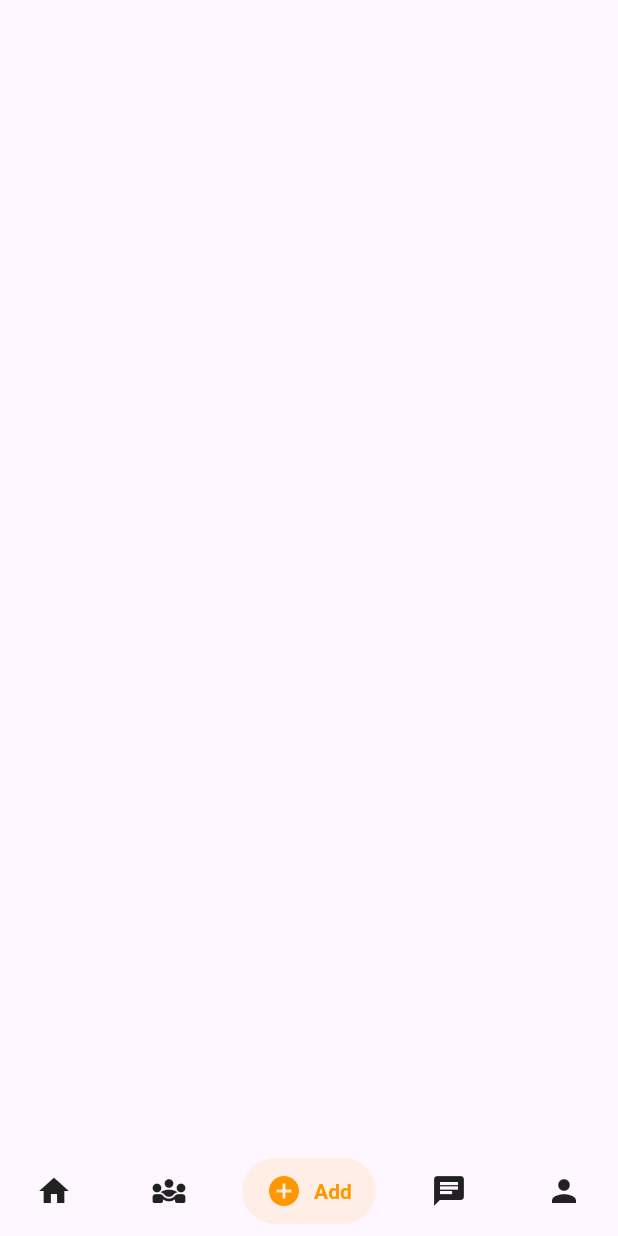
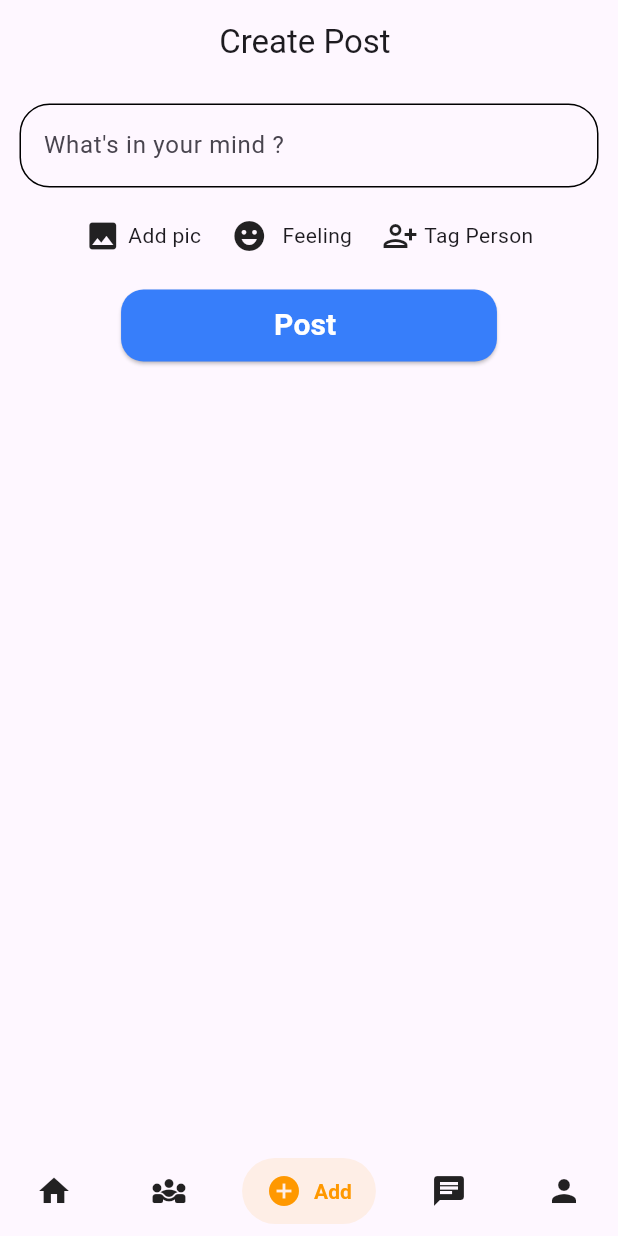
Before and after one commit to Yihun-Alemayehu/Flutter-Firebase-Bloc, a Flutter app: the screen it shows once a user with an empty profile is signed in, item 3 of the bottom bar chosen, on a phone screen of 412 x 824 dp. Run offline on Flutter 3.47's test engine with Material 3 defaults, Android fonts, the phone set to English and light mode, and no system bars; drawn by our look-alikes of salomon_bottom_bar; our stand-ins replace bloc, cloud_firestore, equatable, firebase_auth, firebase_core, firebase_storage and 4 more; accounts and stored records are empty; statements that could not run were skipped.

Commit message:
bado screen change-2

```diff
--- a/lib/Screens/badoScreen.dart
+++ b/lib/Screens/badoScreen.dart
@@ -1,10 +1,155 @@
 import 'package:flutter/material.dart';
+import 'package:flutter_bloc/flutter_bloc.dart';
+import 'package:flutter_firebase_bloc/blocs/my_user/my_user_bloc.dart';
+import 'package:flutter_firebase_bloc/blocs/update_user_info/update_user_info_bloc.dart';
+import 'package:image_cropper/image_cropper.dart';
+import 'package:image_picker/image_picker.dart';
 
-class BadoScreen extends StatelessWidget {
+class BadoScreen extends StatefulWidget {
   const BadoScreen({super.key});
 
   @override
+  State<BadoScreen> createState() => _BadoScreenState();
+}
+
+class _BadoScreenState extends State<BadoScreen> {
+  @override
   Widget build(BuildContext context) {
-    return Container();
+    return Scaffold(
+      appBar: AppBar(
+        title: const Text('Create Post '),
+        centerTitle: true,
+      ),
+      body: SingleChildScrollView(
+        child: Padding(
+          padding: const EdgeInsets.all(13.0),
+          child: Column(
+            children: [
+              TextField(
+                decoration: InputDecoration(
+                    hintText: 'What\'s in your mind ?',
+                    enabledBorder: OutlineInputBorder(
+                      borderRadius: BorderRadius.circular(20),
+                    )),
+              ),
+              const SizedBox(
+                height: 20,
+              ),
+              Row(
+                mainAxisAlignment: MainAxisAlignment.center,
+                children: [
+                  GestureDetector(
+                    onTap: () async {
+                      final ImagePicker picker = ImagePicker();
+                      final XFile? image = await picker.pickImage(
+                        source: ImageSource.gallery,
+                        maxHeight: 500,
+                        maxWidth: 500,
+                        imageQuality: 40,
+                      );
+                      if (image != null) {
+                        CroppedFile? croppedFile =
+                            await ImageCropper().cropImage(
+                          sourcePath: image.path,
+                          aspectRatio: const CropAspectRatio(
+                            ratioX: 1,
+                            ratioY: 1,
+                          ),
+                          aspectRatioPresets: [CropAspectRatioPreset.square],
+                          uiSettings: [
+                            AndroidUiSettings(
+                              toolbarTitle: 'Cropper',
+                              toolbarColor: Colors.black,
+                              toolbarWidgetColor: Colors.white,
+                              initAspectRatio: CropAspectRatioPreset.original,
+                              lockAspectRatio: false,
+                            ),
+                            IOSUiSettings(
+                              title: 'Cropper',
+                            ),
+                          ],
+                        );
+                        if (croppedFile != null) {
+                          setState(() {
+                            context
+                                .read<UpdateUserInfoBloc>()
+                                .add(UploadPicture(
+                                  croppedFile.path,
+                                  context.read<MyUserBloc>().state.user!.id,
+                                ));
+                          });
+                        }
+                      }
+                    },
+                    child: const Row(
+                      children: [
+                        Icon(Icons.photo),
+                        SizedBox(
+                          width: 5,
+                        ),
+                        Text('Add pic'),
+                      ],
+                    ),
+                  ),
+                  const SizedBox(
+                    width: 20,
+                  ),
+                  GestureDetector(
+                    child: const Row(
+                      children: [
+                        Icon(Icons.emoji_emotions),
+                        SizedBox(
+                          width: 10,
+                        ),
+                        Text('Feeling'),
+                      ],
+                    ),
+                  ),
+                  const SizedBox(
+                    width: 20,
+                  ),
+                  GestureDetector(
+                    child: const Row(
+                      children: [
+                        Icon(Icons.person_add_alt),
+                        SizedBox(
+                          width: 4,
+                        ),
+                        Text('Tag Person'),
+                      ],
+                    ),
+                  ),
+                ],
+              ),
+              const SizedBox(
+                height: 20,
+              ),
+              Card(
+                shape: RoundedRectangleBorder(
+                  borderRadius: BorderRadius.circular(15),
+                ),
+                color: const Color.fromARGB(255, 55, 126, 250),
+                child: Padding(
+                  padding: const EdgeInsets.symmetric(horizontal: 90),
+                  child: TextButton(
+                    onPressed: () {
+                      Navigator.of(context).pushNamed('/community');
+                    },
+                    child: const Text(
+                      'Post ',
+                      style: TextStyle(
+                        fontSize: 20,
+                        fontWeight: FontWeight.bold,
+                        color: Colors.white,
+                      ),
+                    ),
+                  ),
+                ),
+              ),
+            ],
+          ),
+        ),
+      ),
+    );
   }
 }
--- a/lib/Screens/profile_screen.dart
+++ b/lib/Screens/profile_screen.dart
@@ -59,7 +59,7 @@ class ProfileScreen extends StatelessWidget {
                   mainAxisAlignment: MainAxisAlignment.spaceAround,
                   children: [
                     Text(
-                      '11.3K Followers',
+                      '2.3K Followers',
                       style: TextStyle(
                         fontWeight: FontWeight.w700,
                       ),
```
